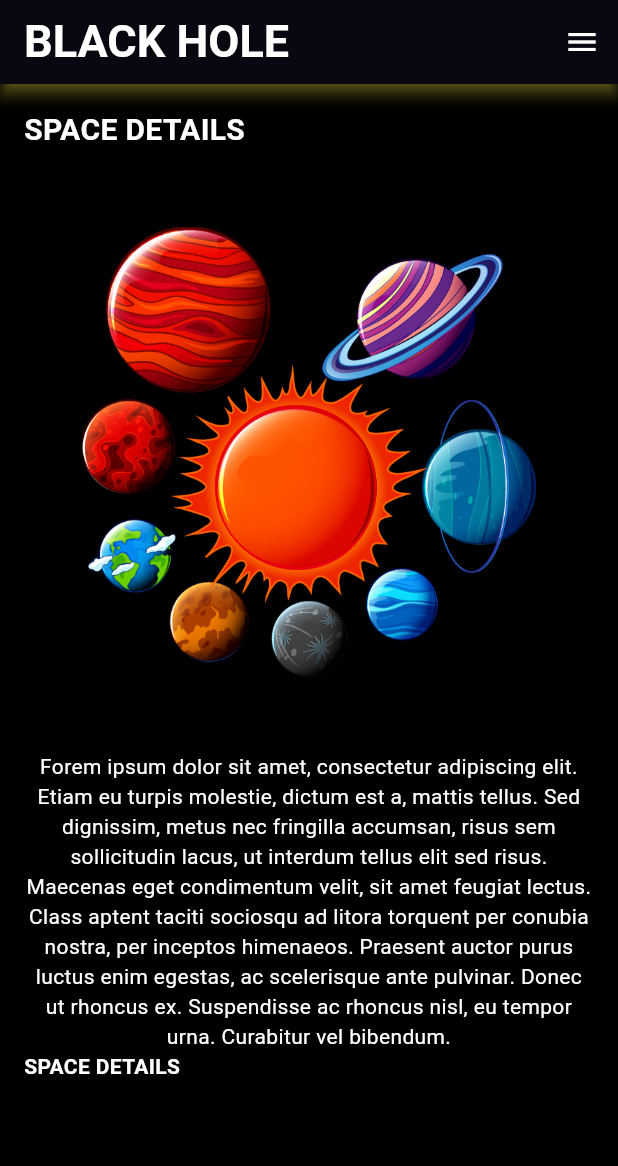
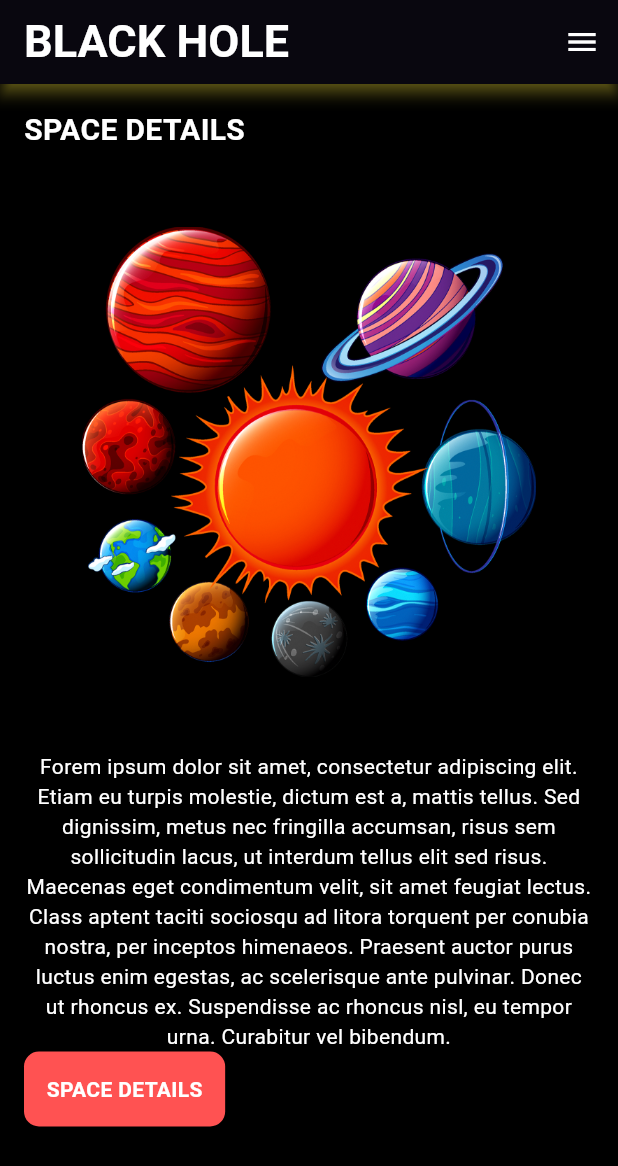
Before and after one commit to ThilinaKanishka/Black-Hole-Mobile-Application-, a Flutter app: the screen it shows after launch, on a phone screen of 412 x 824 dp. Shown: the top 1166 px of the screen. Run offline on Flutter 3.47's test engine with Material 3 defaults, Android fonts, the phone set to English and light mode, and no system bars.

Commit message:
Update main.dart

```diff
--- a/black_hole/lib/main.dart
+++ b/black_hole/lib/main.dart
@@ -66,7 +66,13 @@ class MyApp extends StatelessWidget {
                 ),
                 //button
                 Container(
-                  child: Text(
+                  padding: const EdgeInsets.all(15),
+
+                  decoration: BoxDecoration(
+                    borderRadius: BorderRadius.circular(10),
+                    color: Colors.redAccent,
+                  ),
+                  child: const Text(
                     "SPACE DETAILS",
                     style: TextStyle(
                       color: Colors.white,
```
